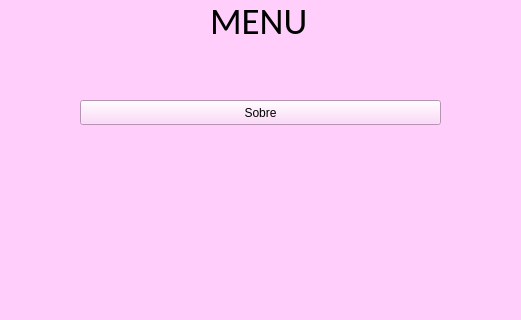
Old version of the form segunda_tela.ui in the repository paulameg/TEI-projeto_final; both pictures show x 130 to 651 and y 0 to 320 of the 800 by 600 pixel window.
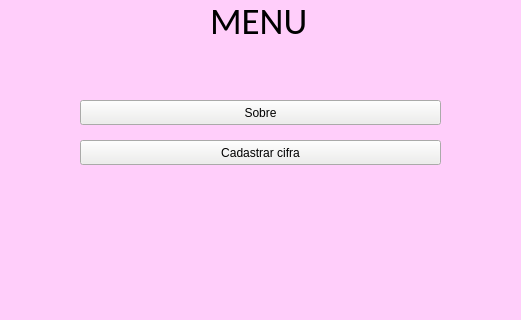
New version of the form.

Commit message: Cadastrar cifras/tela/bd

Patch:
```diff
--- a/segunda_tela.ui
+++ b/segunda_tela.ui
@@ -67,10 +67,29 @@
       <height>25</height>
      </rect>
     </property>
+    <property name="styleSheet">
+     <string notr="true">background-color: rgb(238, 238, 236);</string>
+    </property>
     <property name="text">
      <string>Sobre</string>
     </property>
    </widget>
+   <widget class="QPushButton" name="pushButton_3">
+    <property name="geometry">
+     <rect>
+      <x>210</x>
+      <y>140</y>
+      <width>361</width>
+      <height>25</height>
+     </rect>
+    </property>
+    <property name="styleSheet">
+     <string notr="true">background-color: rgb(238, 238, 236);</string>
+    </property>
+    <property name="text">
+     <string>Cadastrar cifra</string>
+    </property>
+   </widget>
   </widget>
   <widget class="QMenuBar" name="menubar">
    <property name="geometry">
```
The commit also changes 3 other files.
